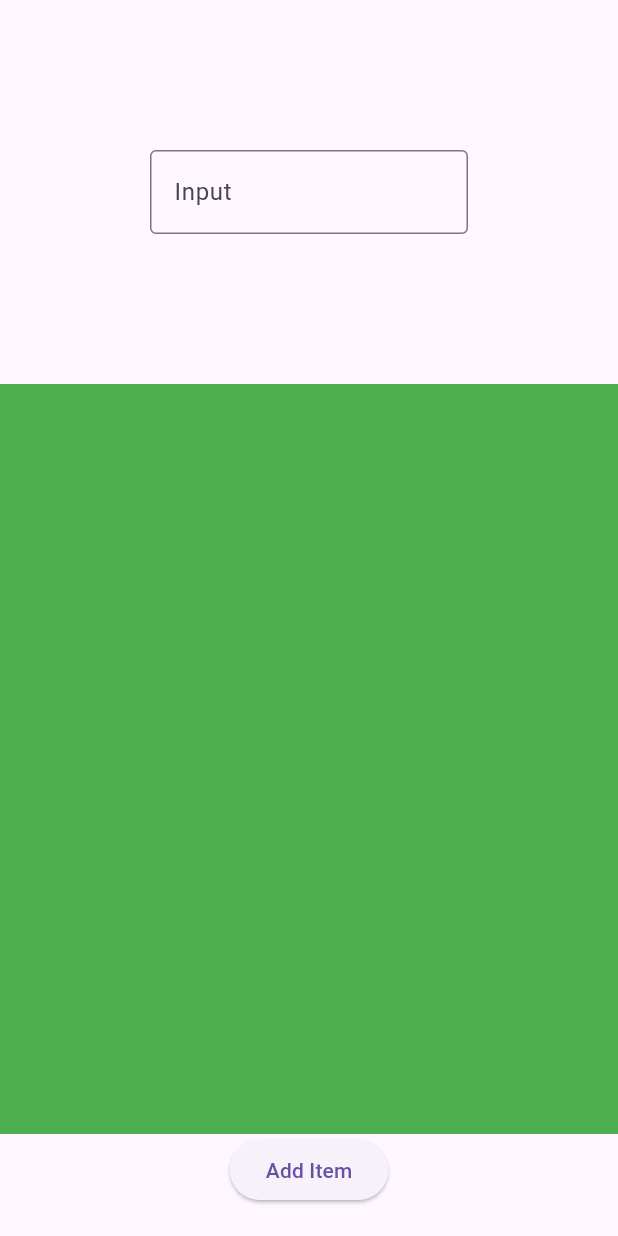
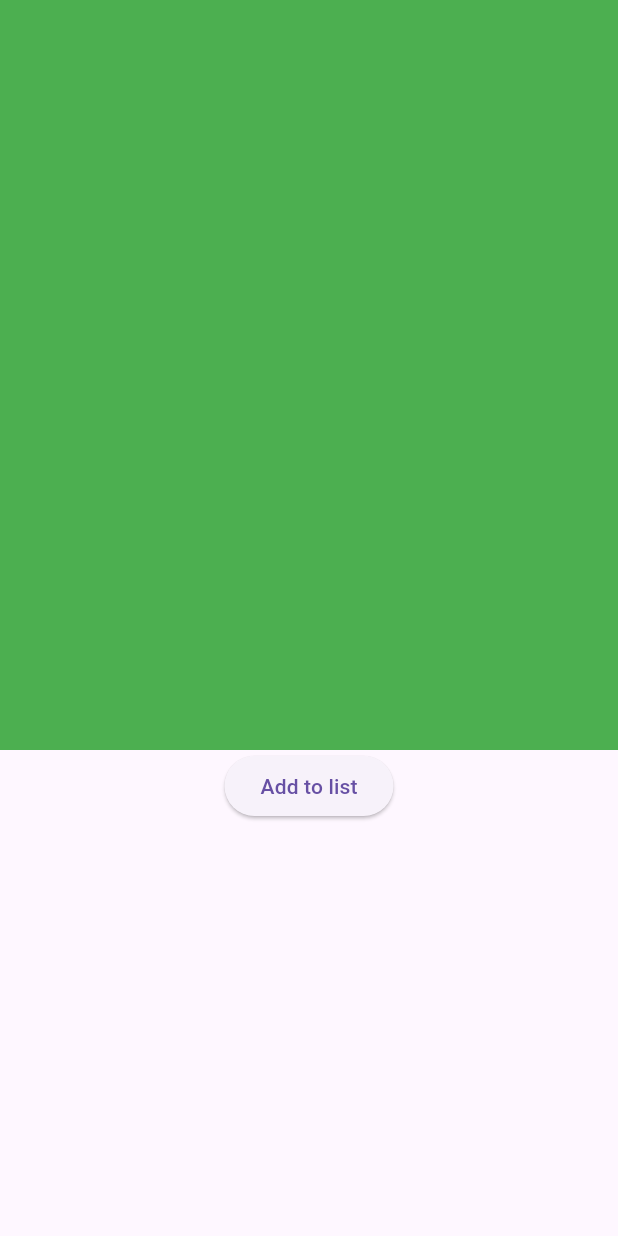
Before and after one commit to omzkiii/Sales-Tracker, a Flutter app: the screen it shows after launch, on a phone screen of 412 x 824 dp. Run offline on Flutter 3.47's test engine with Material 3 defaults, Android fonts, the phone set to English and light mode, and no system bars; our stand-ins replace sqflite; accounts and stored records are empty.

Commit message:
add listing view and auto load the listview

```diff
--- a/lib/main.dart
+++ b/lib/main.dart
@@ -1,7 +1,5 @@
-import 'package:app/controllers/listing.dart';
-import 'package:app/models/listing.dart';
+import 'package:app/views/listings.dart';
 import 'package:flutter/material.dart';
-import 'db.dart';
 
 void main() {
   runApp(const App());
@@ -12,70 +10,6 @@ class App extends StatelessWidget {
 
   @override
   Widget build(BuildContext context) {
-    final fieldText = TextEditingController();
-    final listenable = Lister();
-    return MaterialApp(
-      home: Scaffold(
-        body: Column(
-          children: [
-            Container(
-              padding: EdgeInsets.all(100),
-              child: TextField(
-                controller: fieldText,
-                decoration: InputDecoration(
-                  border: OutlineInputBorder(),
-                  labelText: "Input",
-                ),
-              ),
-            ),
-            ListenableBuilder(
-              listenable: listenable,
-              builder: (context, child) {
-                return Container(
-                  height: 500.0,
-                  color: Colors.green,
-                  child: ListView(
-                    children: listenable.list
-                        .map((item) => Text(item.name))
-                        .toList(),
-                  ),
-                );
-              },
-            ),
-            ElevatedButton(
-              onPressed: () async {
-                if (fieldText.text.isNotEmpty) {
-                  // listenable.addToList(fieldText.text);
-                  Listing listing = Listing(
-                    name: fieldText.text,
-                    price: 10.10,
-                    desc: "listed item",
-                  );
-                  listenable.addToList(listing);
-                  print("Added to listing");
-                  fieldText.clear();
-                }
-              },
-              child: Text("Add Item"),
-            ),
-          ],
-        ),
-      ),
-    );
+    return MaterialApp(home: Scaffold(body: Listings()));
   }
 }
-
-class Lister extends ChangeNotifier {
-  List<Listing> _list = [];
-  List<Listing> get list => _list;
-  void addToList(Listing listing) async {
-    print(listing);
-    insertListing(listing);
-    await loadList();
-    notifyListeners();
-  }
-
-  Future<void> loadList() async {
-    _list = await listings();
-  }
-}
--- /dev/null
+++ b/lib/views/listings.dart
@@ -0,0 +1,54 @@
+import 'package:app/controllers/listing.dart';
+import 'package:app/models/listing.dart';
+import 'package:flutter/material.dart';
+
+class Listings extends StatelessWidget {
+  const Listings({super.key});
+
+  @override
+  Widget build(BuildContext context) {
+    var listenable = ListNotifier();
+    return Column(
+      children: [
+        ListenableBuilder(
+          listenable: listenable,
+          builder: (context, child) {
+            listenable.loadList();
+            return Container(
+              height: 500.0,
+              color: Colors.green,
+              child: ListView(
+                children: listenable.list
+                    .map((item) => Text(item.name))
+                    .toList(),
+              ),
+            );
+          },
+        ),
+
+        ElevatedButton(
+          onPressed: () {
+            Listing listing = Listing(name: "foo", price: 10, desc: "for sale");
+            listenable.addToList(listing);
+          },
+          child: Text("Add to list"),
+        ),
+      ],
+    );
+  }
+}
+
+class ListNotifier extends ChangeNotifier {
+  List<Listing> _list = [];
+  List<Listing> get list => _list;
+
+  void addToList(Listing listing) async {
+    insertListing(listing);
+    await loadList();
+  }
+
+  Future<void> loadList() async {
+    _list = await listings();
+    notifyListeners();
+  }
+}
```
